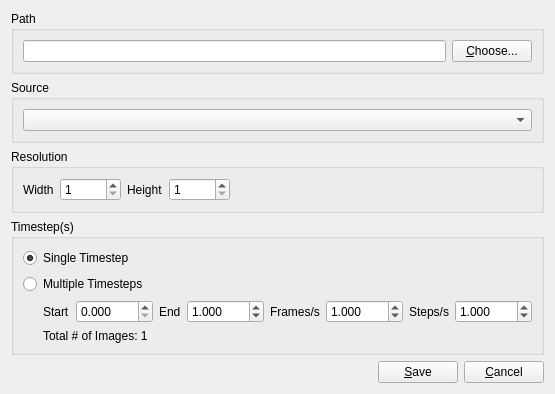
This is src/ui/ScreenshotForm.ui in ericspod/Eidolon as Qt 5 draws it before an edit. The edited form follows.
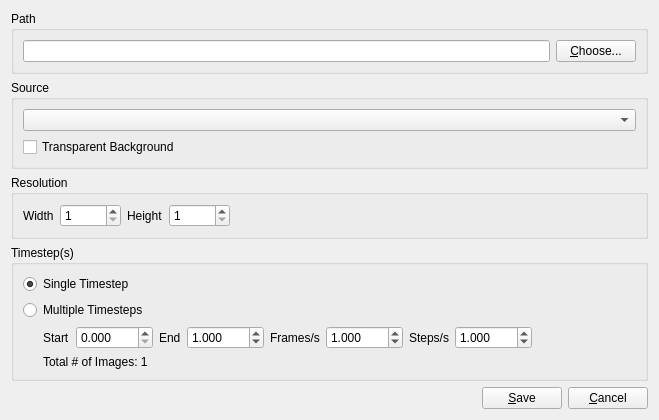
This is the edited form.

Commit message: Transparent background screenshots

Diff of the .ui file:
```diff
--- a/src/ui/ScreenshotForm.ui
+++ b/src/ui/ScreenshotForm.ui
@@ -6,8 +6,8 @@
    <rect>
     <x>0</x>
     <y>0</y>
-    <width>504</width>
-    <height>353</height>
+    <width>659</width>
+    <height>408</height>
    </rect>
   </property>
   <property name="windowTitle">
@@ -55,6 +55,13 @@
         </property>
        </widget>
       </item>
+      <item>
+       <widget class="QCheckBox" name="transBox">
+        <property name="text">
+         <string>Transparent Background</string>
+        </property>
+       </widget>
+      </item>
      </layout>
     </widget>
    </item>
```
The commit also changes 9 other files.
